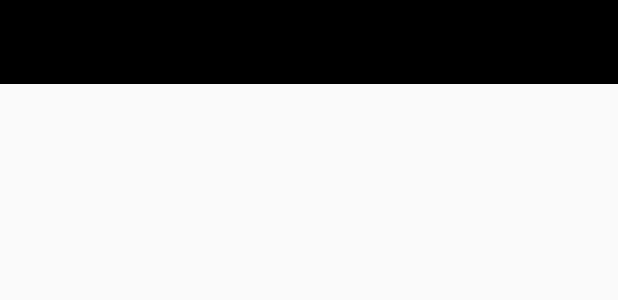
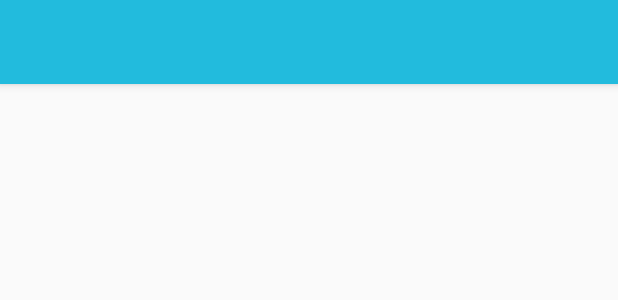
Before and after one commit to indy1515/Achiever, an Android app: the layout activity_main.xml on its own in the app's theme, with its tools: preview values and no code run, on a phone screen of 412 x 824 dp. Shown: the top 300 px of the screen. Run offline under Robolectric (Android 15) with nearby library versions, the phone set to English and light mode, and no system bars.

Commit message:
Update Icon and Toolbar, Cooriration

```diff
--- a/Achiever/app/src/main/java/com/indyzalab/achiever/MainActivity.java
+++ b/Achiever/app/src/main/java/com/indyzalab/achiever/MainActivity.java
@@ -5,6 +5,7 @@ import android.os.Bundle;
 import android.support.v4.app.Fragment;
 import android.support.v4.app.FragmentManager;
 import android.support.v4.app.FragmentTransaction;
+import android.support.v4.view.GravityCompat;
 import android.support.v4.widget.DrawerLayout;
 import android.support.v7.app.ActionBarActivity;
 import android.util.Log;
@@ -44,7 +45,8 @@ public class MainActivity extends ActionBarActivity implements LoginFragment.OnF
         mContext = this;
 
         DrawerLayout mDrawerLayout = (DrawerLayout) findViewById(R.id.main_drawerlayout);
-        mDrawerLayout.setScrimColor(getResources().getColor(R.color.black));
+        mDrawerLayout.setDrawerShadow(R.drawable.drawer_shadow, GravityCompat.START);
+        mDrawerLayout.setScrimColor(getResources().getColor(R.color.drawer_overlay));
 //        showFragment(QUEST_LOG_FRAGMENT, false);
     }
 
--- a/Achiever/app/src/main/java/com/indyzalab/achiever/baseadapter/EventItem.java
+++ b/Achiever/app/src/main/java/com/indyzalab/achiever/baseadapter/EventItem.java
@@ -90,6 +90,10 @@ public class EventItem {
     public void setCategory(String category) {
         this.category = category;
         if(category_bitmap == null) return;
+        if(category_bitmap.length < 12){
+            setCategory_icon(category_bitmap[0]);
+            return;
+        }
         Bitmap icon;
         switch (category){
             case CATEGORY_FITNESS: icon = category_bitmap[1]; break;
--- a/Achiever/app/src/main/res/layout/activity_main.xml
+++ b/Achiever/app/src/main/res/layout/activity_main.xml
@@ -1,21 +1,42 @@
-<RelativeLayout xmlns:android="http://schemas.android.com/apk/res/android"
-    xmlns:tools="http://schemas.android.com/tools"
-    tools:context=".MainActivity"
-    tools:ignore="MergeRootFrame"
-    android:layout_width="match_parent"
-    android:layout_height="match_parent">
 
-    <FrameLayout  android:id="@+id/container"
-        android:layout_width="match_parent" android:layout_height="match_parent" />
+
     <android.support.v4.widget.DrawerLayout
         xmlns:android="http://schemas.android.com/apk/res/android"
         xmlns:app="http://schemas.android.com/apk/res-auto"
         android:id="@+id/main_drawerlayout"
         android:layout_width="match_parent"
         android:layout_height="match_parent"
-        android:fitsSystemWindows="true">
+        >
+        <android.support.design.widget.CoordinatorLayout
+            xmlns:android="http://schemas.android.com/apk/res/android"
+            xmlns:app="http://schemas.android.com/apk/res-auto"
+            android:layout_width="match_parent"
+            android:layout_height="match_parent">
+            <!-- your content layout -->
 
-        <!-- your content layout -->
+            <RelativeLayout
+                android:layout_width="match_parent"
+                android:layout_height="match_parent">
+                <android.support.design.widget.AppBarLayout
+                    android:id="@+id/app_bar"
+                    android:layout_width="match_parent"
+                    android:layout_height="wrap_content">
+
+                    <android.support.v7.widget.Toolbar
+                        android:id="@+id/tool_bar"
+                        android:layout_width="match_parent"
+                        android:layout_height="wrap_content"
+                        android:background="@color/primary"
+                        android:elevation="4dp"
+                        app:layout_scrollFlags="scroll|enterAlways">
+                    </android.support.v7.widget.Toolbar>
+                </android.support.design.widget.AppBarLayout>
+                <FrameLayout  android:id="@+id/container"
+                    android:layout_width="match_parent"
+                    android:layout_height="match_parent"
+                    android:layout_below="@+id/app_bar"/>
+            </RelativeLayout>
+        </android.support.design.widget.CoordinatorLayout>
 
         <android.support.design.widget.NavigationView
             android:layout_width="wrap_content"
@@ -24,4 +45,3 @@
             app:headerLayout="@layout/drawer_header"
             app:menu="@menu/drawer"/>
     </android.support.v4.widget.DrawerLayout>
-</RelativeLayout>
--- a/Achiever/app/src/main/res/values/colors.xml
+++ b/Achiever/app/src/main/res/values/colors.xml
@@ -53,4 +53,7 @@
 
     <color name="primary">#22BBDD</color>
     <color name="primary_dark">#1199BB</color>
+
+
+    <color name="drawer_overlay">#99000000</color>
 </resources>
--- a/Achiever/app/src/main/res/values/styles.xml
+++ b/Achiever/app/src/main/res/values/styles.xml
@@ -1,10 +1,10 @@
 <resources>
 
     <!-- Base application theme. -->
-    <style name="AppTheme" parent="Theme.AppCompat.Light.DarkActionBar">
+    <style name="AppTheme" parent="Theme.AppCompat.Light.NoActionBar">
         <!-- Customize your theme here. -->
-
-
+        <item name="colorPrimary">@color/primary</item>
+        <item name="colorPrimaryDark">@color/primary_dark</item>
     </style>
 
 </resources>
```
Also changed, not shown: Achiever/app/src/main/java/com/indyzalab/achiever/QuestLogFragment.java (+10 -2 lines), Achiever/app/src/main/java/com/indyzalab/achiever/baseadapter/ListImageAdapter.java (+4 -4 lines), Achiever/app/src/main/res/drawable-hdpi/drawer_shadow.9.png (added).
